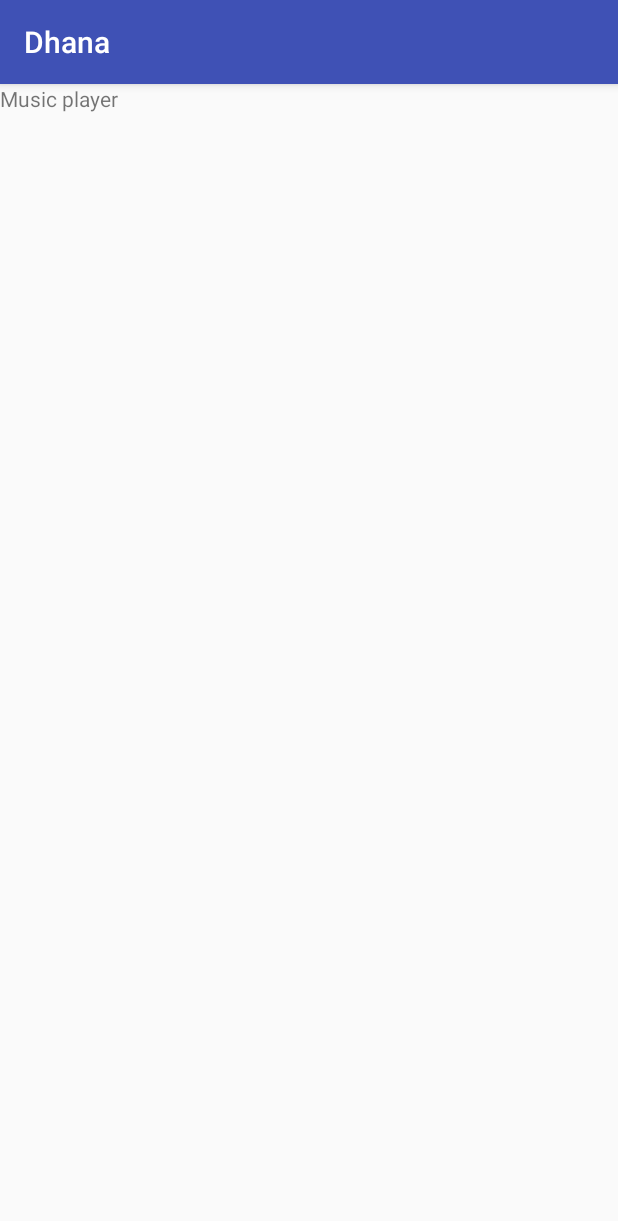
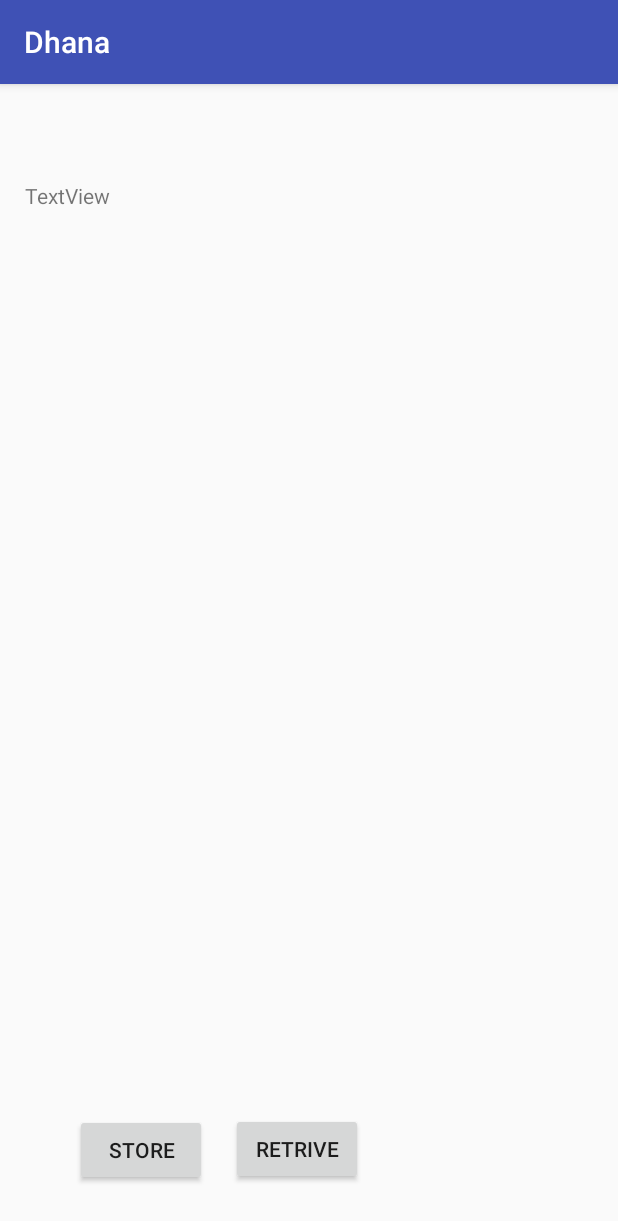
Before and after one commit to dhanasureshr/MusicPlayer, an Android app: the fragment SongListFragment shown on its own in the app's theme, on a phone screen of 412 x 824 dp. Shown: the top 1221 px of the screen. Run offline under Robolectric (Android 15) with nearby library versions, the phone set to English and light mode, and no system bars; 3 statements that could not run were skipped.

Commit message:
still updating ui

```diff
--- a/app/build.gradle
+++ b/app/build.gradle
@@ -46,4 +46,5 @@ dependencies {
     implementation 'com.squareup.picasso:picasso:2.71828'
 
     implementation "androidx.viewpager2:viewpager2:1.0.0"
+
 }
--- a/app/src/main/res/layout/fragment_song_list.xml
+++ b/app/src/main/res/layout/fragment_song_list.xml
@@ -1,14 +1,40 @@
 <?xml version="1.0" encoding="utf-8"?>
-<FrameLayout xmlns:android="http://schemas.android.com/apk/res/android"
+<RelativeLayout xmlns:android="http://schemas.android.com/apk/res/android"
+    xmlns:app="http://schemas.android.com/apk/res-auto"
     xmlns:tools="http://schemas.android.com/tools"
+    android:id="@+id/relativeLayout"
     android:layout_width="match_parent"
     android:layout_height="match_parent"
-    tools:context=".SongListFragment">
+    tools:context=".SongListFragment" >
 
-    <!-- TODO: Update blank fragment layout -->
+    <Button
+        android:id="@+id/button"
+        android:layout_width="wrap_content"
+        android:layout_height="wrap_content"
+        android:layout_alignParentEnd="true"
+        android:layout_alignParentBottom="true"
+        android:layout_marginEnd="170dp"
+        android:layout_marginBottom="34dp"
+        android:text="retrive" />
+
+
+    <Button
+        android:id="@+id/store"
+        android:layout_width="wrap_content"
+        android:layout_height="wrap_content"
+        android:layout_alignParentEnd="true"
+        android:layout_alignParentBottom="true"
+        android:layout_marginEnd="274dp"
+        android:layout_marginBottom="33dp"
+        android:text="store" />
+
     <TextView
-        android:layout_width="match_parent"
-        android:layout_height="match_parent"
-        android:text="@string/hello_blank_fragment" />
-
-</FrameLayout>
+        android:id="@+id/display"
+        android:layout_width="379dp"
+        android:layout_height="604dp"
+        android:layout_alignParentEnd="true"
+        android:layout_alignParentBottom="true"
+        android:layout_marginEnd="16dp"
+        android:layout_marginBottom="99dp"
+        android:text="TextView" />
+</RelativeLayout>
```
Also changed, not shown: app/src/main/res/layout/fragment_main_player.xml (+80 -6 lines), 3 other files.
